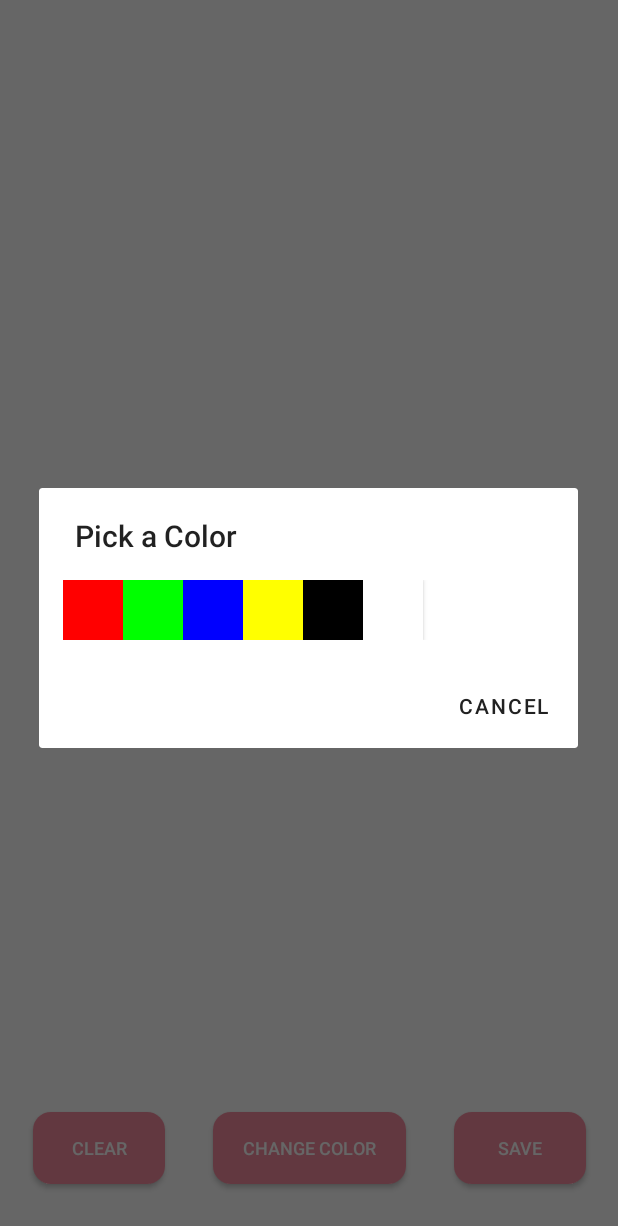
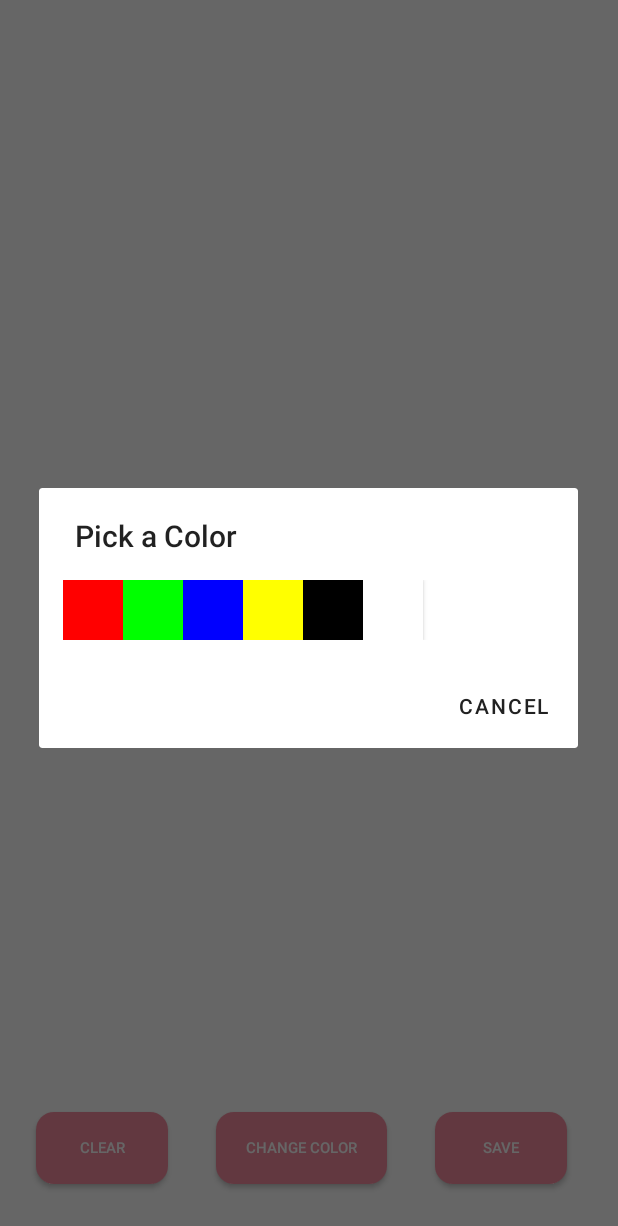
Before and after one commit to AlexandraGruia/ApplicationInAndroidStudioUsingKotlin, an Android app built with Jetpack Compose: the DrawingActivity screen opened directly, with no data from a screen before it, after a tap on "CHANGE COLOR", on a phone screen of 412 x 824 dp. Shown: the top 1226 px of the screen. Run offline under Robolectric (Android 15) with nearby library versions, the phone set to English and light mode, and no system bars.

Commit message:
commit 14

```diff
--- a/app/build.gradle.kts
+++ b/app/build.gradle.kts
@@ -33,6 +33,7 @@ android {
             )
         }
     }
+
     compileOptions {
         sourceCompatibility = JavaVersion.VERSION_11
         targetCompatibility = JavaVersion.VERSION_11
@@ -72,6 +73,4 @@ dependencies {
     debugImplementation(libs.androidx.ui.test.manifest)
     implementation ("com.google.android.material:material:1.9.0")
     implementation ("com.google.code.gson:gson:2.8.9")
-
-
 }
--- a/app/src/main/AndroidManifest.xml
+++ b/app/src/main/AndroidManifest.xml
@@ -86,13 +86,11 @@
         <activity android:name=".NewNoteActivity"
             android:windowSoftInputMode="stateVisible|adjustResize"
             android:exported="true">
-            <!-- You can define an Intent filter if needed -->
         </activity>
 
         <activity android:name=".ChatActivity"
             android:windowSoftInputMode="stateVisible|adjustResize"
             android:exported="true">
-            <!-- You can define an Intent filter if needed -->
         </activity>
 
         <activity android:name=".AdviceActivity"
--- a/app/src/main/java/com/example/myapplication/AdviceAdapter.kt
+++ b/app/src/main/java/com/example/myapplication/AdviceAdapter.kt
@@ -9,7 +9,7 @@ import androidx.recyclerview.widget.RecyclerView
 data class Advice(val title: String, val shortDescription: String,  val fullContent: String)
 
 class AdviceAdapter(
-    private val adviceList: List<Advice>,
+    private var adviceList: List<Advice>,
     private val onItemClicked: (Advice) -> Unit
 ) : RecyclerView.Adapter<AdviceAdapter.AdviceViewHolder>() {
 
@@ -27,6 +27,11 @@ class AdviceAdapter(
 
     override fun getItemCount() = adviceList.size
 
+    fun updateAdviceList(newAdviceList: List<Advice>) {
+        adviceList = newAdviceList
+        notifyDataSetChanged()
+    }
+
     class AdviceViewHolder(val view: View) : RecyclerView.ViewHolder(view) {
         val title = view.findViewById<TextView>(R.id.adviceTitle)
         val shortDescription = view.findViewById<TextView>(R.id.adviceShortDescription)
--- a/app/src/main/java/com/example/myapplication/AdviceDetailActivity.kt
+++ b/app/src/main/java/com/example/myapplication/AdviceDetailActivity.kt
@@ -76,15 +76,12 @@ class AdviceDetailActivity : ComponentActivity() {
             startActivity(intent)
         }
 
-        // Obținerea datelor din Intent
         val title = intent.getStringExtra("title") ?: "No Title"
         val fullContent = intent.getStringExtra("fullContent") ?: "No content available."
 
-        // Asocierea cu elementele din layout
         val adviceTitleTextView: TextView = findViewById(R.id.adviceDetailTitle)
         val adviceDescriptionTextView: TextView = findViewById(R.id.adviceDetailDescription)
 
-        // Setarea textului
         adviceTitleTextView.text = title
         adviceDescriptionTextView.text = fullContent
     }
--- a/app/src/main/java/com/example/myapplication/UserDatabaseHelper.kt
+++ b/app/src/main/java/com/example/myapplication/UserDatabaseHelper.kt
@@ -13,7 +13,6 @@ class UserDatabaseHelper(context: Context) : SQLiteOpenHelper(context, DATABASE_
     companion object {
         private const val DATABASE_NAME = "UserDatabase.db"
         private const val DATABASE_VERSION = 1
-
         private const val TABLE_USERS = "users"
         private const val COLUMN_ID = "id"
         private const val COLUMN_NAME = "name"
--- a/app/src/main/res/layout/activity_advice.xml
+++ b/app/src/main/res/layout/activity_advice.xml
@@ -25,18 +25,19 @@
         app:layout_constraintStart_toStartOf="parent"
         app:layout_constraintEnd_toEndOf="parent"
         app:layout_constraintBottom_toTopOf="@id/bottomNavigation"
-        android:padding="16dp">
+        android:padding="@dimen/padding_large">
 
         <TextView
             android:id="@+id/adviceTitle"
             android:layout_width="wrap_content"
             android:layout_height="wrap_content"
             android:text="Little facts to learn"
-            android:textSize="24sp"
+            android:textSize="@dimen/text_size_large"
             android:textColor="@color/white"
             android:gravity="center"
             android:layout_gravity="center_horizontal"
-            android:layout_marginBottom="16dp" />
+            android:layout_marginBottom="@dimen/padding_large" />
+
 
         <androidx.recyclerview.widget.RecyclerView
             android:id="@+id/recyclerAdviceView"
--- a/app/src/main/res/layout/activity_drawing.xml
+++ b/app/src/main/res/layout/activity_drawing.xml
@@ -6,40 +6,42 @@
     android:layout_height="match_parent"
     tools:context=".DrawingActivity">
 
+
         <com.example.myapplication.DrawingView
             android:id="@+id/drawingView"
             android:layout_width="0dp"
             android:layout_height="0dp"
-        app:layout_constraintWidth_percent="1"
+            android:layout_marginTop="50dp"
+            android:layout_marginBottom="16dp"
+            android:background="@color/white"
+            app:layout_constraintEnd_toEndOf="parent"
             app:layout_constraintHeight_percent="0.8"
+            app:layout_constraintStart_toStartOf="parent"
             app:layout_constraintTop_toTopOf="parent"
-        app:layout_constraintStart_toStartOf="parent"
-        app:layout_constraintEnd_toEndOf="parent"
-        android:layout_marginTop="50dp"
-        android:layout_marginBottom="16dp" />
+            app:layout_constraintWidth_percent="1" />
 
     <LinearLayout
-        android:layout_width="wrap_content"
-        android:layout_height="wrap_content"
+        android:layout_width="396dp"
+        android:layout_height="100dp"
+        android:layout_marginTop="16dp"
         android:orientation="horizontal"
-        app:layout_constraintTop_toBottomOf="@id/drawingView"
+        app:layout_constraintEnd_toEndOf="parent"
         app:layout_constraintStart_toStartOf="parent"
-        app:layout_constraintEnd_toEndOf="parent"
-        android:layout_marginTop="16dp">
+        app:layout_constraintTop_toBottomOf="@id/drawingView">
 
         <Button
             android:id="@+id/clearButton"
             android:layout_width="wrap_content"
             android:layout_height="wrap_content"
+            android:layout_margin="16dp"
+            android:background="@drawable/rounded_button"
+            android:paddingStart="20dp"
+            android:paddingTop="10dp"
+            android:paddingEnd="20dp"
+            android:paddingBottom="10dp"
             android:text="Clear"
             android:textColor="#ffffff"
-        android:layout_margin="16dp"
-        android:textSize="12sp"
-        android:background="@drawable/rounded_button"
-        android:paddingStart="20dp"
-        android:paddingEnd="20dp"
-        android:paddingTop="10dp"
-        android:paddingBottom="10dp"
+            android:textSize="10sp"
             app:layout_constraintBottom_toBottomOf="parent"
             app:layout_constraintEnd_toStartOf="@id/colorButton" />
 
@@ -47,33 +49,33 @@
             android:id="@+id/colorButton"
             android:layout_width="wrap_content"
             android:layout_height="wrap_content"
-        android:text="Change Color"
-        app:layout_constraintBottom_toBottomOf="parent"
-        app:layout_constraintStart_toEndOf="@id/clearButton"
-        android:textColor="#ffffff"
             android:layout_margin="16dp"
-        android:textSize="12sp"
             android:background="@drawable/rounded_button"
             android:paddingStart="20dp"
+            android:paddingTop="10dp"
             android:paddingEnd="20dp"
-        android:paddingTop="10dp"
-        android:paddingBottom="10dp"/>
+            android:paddingBottom="10dp"
+            android:text="Change Color"
+            android:textColor="#ffffff"
+            android:textSize="10sp"
+            app:layout_constraintBottom_toBottomOf="parent"
+            app:layout_constraintStart_toEndOf="@id/clearButton" />
 
         <Button
             android:id="@+id/saveButton"
             android:layout_width="wrap_content"
             android:layout_height="wrap_content"
-            android:text="Save"
-            app:layout_constraintBottom_toBottomOf="parent"
-            app:layout_constraintStart_toEndOf="@id/clearButton"
-            android:textColor="#ffffff"
             android:layout_margin="16dp"
-            android:textSize="12sp"
             android:background="@drawable/rounded_button"
             android:paddingStart="20dp"
+            android:paddingTop="10dp"
             android:paddingEnd="20dp"
-            android:paddingTop="10dp"
-            android:paddingBottom="10dp" />
+            android:paddingBottom="10dp"
+            android:text="Save"
+            android:textColor="#ffffff"
+            android:textSize="10sp"
+            app:layout_constraintBottom_toBottomOf="parent"
+            app:layout_constraintStart_toEndOf="@id/clearButton" />
     </LinearLayout>
 
 </androidx.constraintlayout.widget.ConstraintLayout>
--- a/app/src/main/res/layout/activity_newnote.xml
+++ b/app/src/main/res/layout/activity_newnote.xml
@@ -91,6 +91,8 @@
         android:background="@drawable/rounded_input"
         android:gravity="top|start"
         android:hint="Start writing..."
+        android:textColor="@color/black"
+        android:textColorHint="@color/grey"
         android:inputType="textMultiLine"
         android:minHeight="150dp"
         android:padding="10dp"
```
Lines whose indentation alone changed are shown as unchanged.
